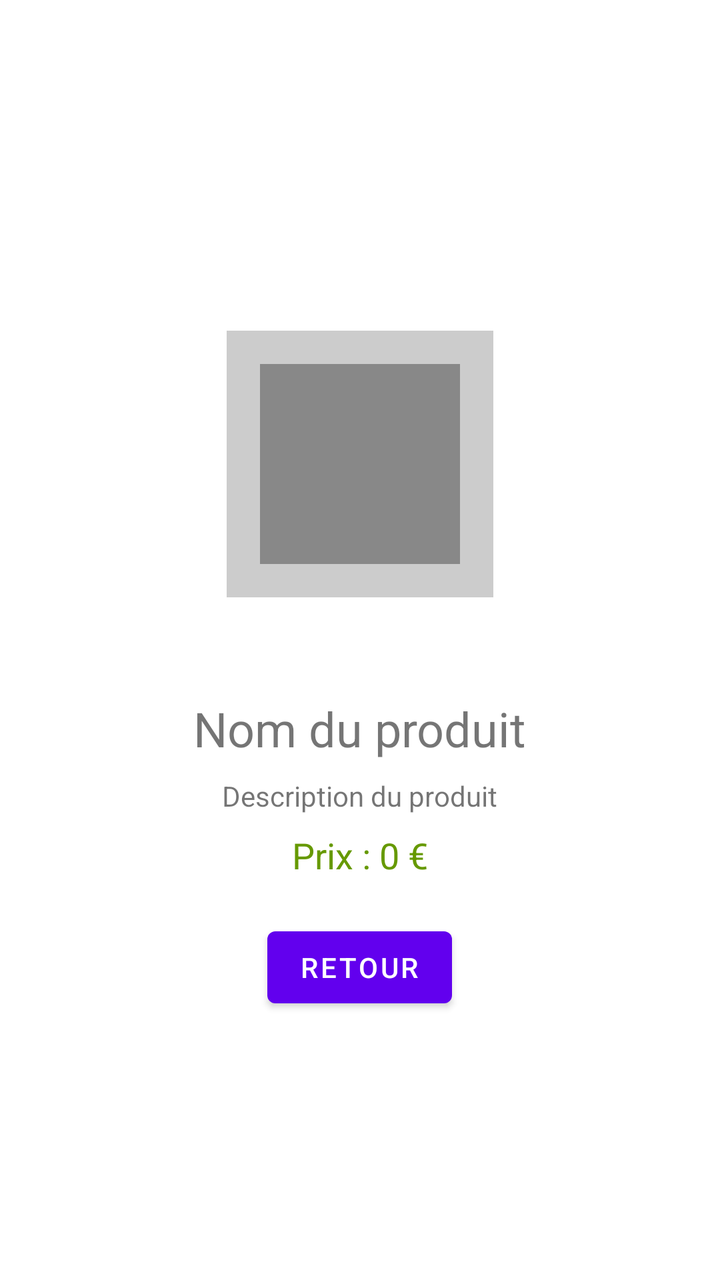
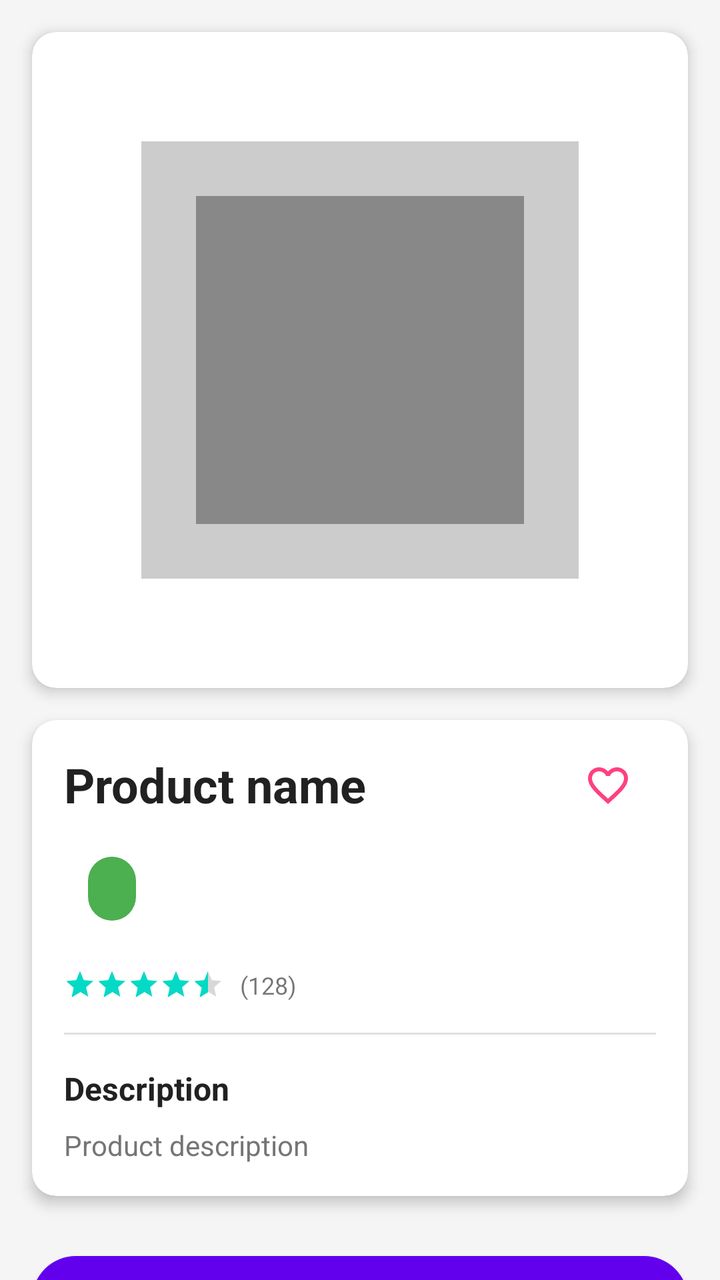

Before-and-after screenshots of an Android layout around one commit, followed by the original layout XML and the change that was made.
<!-- AndroidManifest.xml: application theme Theme.Clm_iot2 -->
<!-- res/layout/fragment_single_product.xml -->
<?xml version="1.0" encoding="utf-8"?>
<LinearLayout xmlns:android="http://schemas.android.com/apk/res/android"
              android:orientation="vertical"
              android:padding="16dp"
              android:gravity="center"
              android:layout_width="match_parent"
              android:layout_height="match_parent">

    <ImageView
            android:id="@+id/productImage"
            android:layout_width="200dp"
            android:layout_height="200dp"
            android:src="@drawable/ic_placeholder"
            android:layout_gravity="center" />

    <TextView
            android:id="@+id/productName"
            android:layout_width="wrap_content"
            android:layout_height="wrap_content"
            android:text="Nom du produit"
            android:textSize="24sp"
            android:layout_marginTop="16dp"/>

    <TextView
            android:id="@+id/productDescription"
            android:layout_width="wrap_content"
            android:layout_height="wrap_content"
            android:text="Description du produit"
            android:layout_marginTop="8dp"/>

    <TextView
            android:id="@+id/productPrice"
            android:layout_width="wrap_content"
            android:layout_height="wrap_content"
            android:text="Prix : 0 €"
            android:textSize="18sp"
            android:textColor="@android:color/holo_green_dark"
            android:layout_marginTop="8dp"/>

    <Button
            android:id="@+id/btnRetour"
            android:layout_width="wrap_content"
            android:layout_height="wrap_content"
            android:text="Retour"
            android:layout_marginTop="20dp"/>
</LinearLayout>
<!-- resources referenced by this layout -->
<resources>
  <!-- drawable ic_placeholder (drawable) -->
  <vector xmlns:android="http://schemas.android.com/apk/res/android"
          android:width="100dp"
          android:height="100dp"
          android:viewportWidth="24"
          android:viewportHeight="24">
      <path
              android:fillColor="#CCCCCC"
              android:pathData="M4 4h16v16H4z"/>
      <path
              android:fillColor="#888888"
              android:pathData="M6 6h12v12H6z"/>
  </vector>
  <style name="Theme.Clm_iot2" parent="Theme.MaterialComponents.DayNight.DarkActionBar">
          
          <item name="colorPrimary">@color/purple_500</item>
          <item name="colorPrimaryVariant">@color/purple_700</item>
          <item name="colorOnPrimary">@color/white</item>
          
          <item name="colorSecondary">@color/teal_200</item>
          <item name="colorSecondaryVariant">@color/teal_700</item>
          <item name="colorOnSecondary">@color/black</item>
          
          <item name="android:statusBarColor">?attr/colorPrimaryVariant</item>
          
      </style>
  <color name="purple_500">#FF6200EE</color>
  <color name="purple_700">#FF3700B3</color>
  <color name="white">#FFFFFF</color>
  <color name="teal_200">#FF03DAC5</color>
  <color name="teal_700">#FF018786</color>
  <color name="black">#000000</color>
</resources>

<!-- the commit's change to res/layout/fragment_single_product.xml (unified diff, before → after) -->
@@ -1,46 +1,166 @@
 <?xml version="1.0" encoding="utf-8"?>
-<LinearLayout xmlns:android="http://schemas.android.com/apk/res/android"
-              android:orientation="vertical"
-              android:padding="16dp"
-              android:gravity="center"
-              android:layout_width="match_parent"
-              android:layout_height="match_parent">
+<androidx.core.widget.NestedScrollView
+        xmlns:android="http://schemas.android.com/apk/res/android"
+        xmlns:app="http://schemas.android.com/apk/res-auto"
+        xmlns:tools="http://schemas.android.com/tools"
+        android:layout_width="match_parent"
+        android:layout_height="match_parent"
+        android:background="@color/background"
+        android:fillViewport="true">
 
-    <ImageView
-            android:id="@+id/productImage"
-            android:layout_width="200dp"
-            android:layout_height="200dp"
-            android:src="@drawable/ic_placeholder"
-            android:layout_gravity="center" />
+    <androidx.constraintlayout.widget.ConstraintLayout
+            android:layout_width="match_parent"
+            android:layout_height="wrap_content"
+            android:paddingBottom="24dp">
 
-    <TextView
-            android:id="@+id/productName"
-            android:layout_width="wrap_content"
-            android:layout_height="wrap_content"
-            android:text="Nom du produit"
-            android:textSize="24sp"
-            android:layout_marginTop="16dp"/>
+        
+        <com.google.android.material.card.MaterialCardView
+                android:id="@+id/imageCardView"
+                android:layout_width="match_parent"
+                android:layout_height="wrap_content"
+                android:layout_marginHorizontal="16dp"
+                android:layout_marginTop="16dp"
+                app:cardCornerRadius="12dp"
+                app:cardElevation="4dp"
+                app:layout_constraintTop_toTopOf="parent"
+                app:layout_constraintStart_toStartOf="parent"
+                app:layout_constraintEnd_toEndOf="parent">
 
-    <TextView
-            android:id="@+id/productDescription"
-            android:layout_width="wrap_content"
-            android:layout_height="wrap_content"
-            android:text="Description du produit"
-            android:layout_marginTop="8dp"/>
+            <ImageView
+                    android:id="@+id/productImage"
+                    android:layout_width="match_parent"
+                    android:layout_height="wrap_content"
+                    android:scaleType="centerCrop"
+                    android:src="@drawable/ic_placeholder"
+                    android:contentDescription="@string/product_image_description"
+                    android:adjustViewBounds="true" />
+        </com.google.android.material.card.MaterialCardView>
 
-    <TextView
-            android:id="@+id/productPrice"
-            android:layout_width="wrap_content"
-            android:layout_height="wrap_content"
-            android:text="Prix : 0 €"
-            android:textSize="18sp"
-            android:textColor="@android:color/holo_green_dark"
-            android:layout_marginTop="8dp"/>
+        <com.google.android.material.card.MaterialCardView
+                android:id="@+id/productInfoCard"
+                android:layout_width="match_parent"
+                android:layout_height="wrap_content"
+                android:layout_marginHorizontal="16dp"
+                android:layout_marginTop="16dp"
+                app:cardCornerRadius="12dp"
+                app:cardElevation="4dp"
+                app:layout_constraintTop_toBottomOf="@id/imageCardView"
+                app:layout_constraintStart_toStartOf="parent"
+                app:layout_constraintEnd_toEndOf="parent">
 
-    <Button
-            android:id="@+id/btnRetour"
-            android:layout_width="wrap_content"
-            android:layout_height="wrap_content"
-            android:text="Retour"
-            android:layout_marginTop="20dp"/>
-</LinearLayout>
+            <androidx.constraintlayout.widget.ConstraintLayout
+                    android:layout_width="match_parent"
+                    android:layout_height="wrap_content"
+                    android:padding="16dp">
+
+                <TextView
+                        android:id="@+id/productName"
+                        android:layout_width="0dp"
+                        android:layout_height="wrap_content"
+                        android:text="@string/product_name"
+                        android:textSize="24sp"
+                        android:textStyle="bold"
+                        android:textColor="@color/text_primary"
+                        app:layout_constraintTop_toTopOf="parent"
+                        app:layout_constraintStart_toStartOf="parent"
+                        app:layout_constraintEnd_toStartOf="@id/favoriteIcon" />
+
+                <ImageButton
+                        android:id="@+id/favoriteIcon"
+                        android:layout_width="48dp"
+                        android:layout_height="48dp"
+                        android:src="@drawable/ic_favorite_border"
+                        android:background="?attr/selectableItemBackgroundBorderless"
+                        app:tint="@color/accent"
+                        app:layout_constraintTop_toTopOf="@id/productName"
+                        app:layout_constraintBottom_toBottomOf="@id/productName"
+                        app:layout_constraintEnd_toEndOf="parent" />
+
+                <com.google.android.material.chip.Chip
+                        android:id="@+id/productPrice"
+                        android:layout_width="wrap_content"
+                        android:layout_height="wrap_content"
+                        android:textStyle="bold"
+                        app:chipBackgroundColor="@color/price_background"
+                        app:chipStrokeWidth="0dp"
+                        android:textColor="@color/white"
+                        android:layout_marginTop="12dp"
+                        app:layout_constraintTop_toBottomOf="@id/productName"
+                        app:layout_constraintStart_toStartOf="parent" />
+
+                <RatingBar
+                        android:id="@+id/productRating"
+                        style="?android:attr/ratingBarStyleSmall"
+                        android:layout_width="wrap_content"
+                        android:layout_height="wrap_content"
+                        android:rating="4.5"
+                        android:layout_marginTop="16dp"
+                        app:layout_constraintTop_toBottomOf="@id/productPrice"
+                        app:layout_constraintStart_toStartOf="parent" />
+
+                <TextView
+                        android:id="@+id/ratingCount"
+                        android:layout_width="wrap_content"
+                        android:layout_height="wrap_content"
+                        android:text="(128)"
+                        android:textSize="12sp"
+                        android:layout_marginStart="8dp"
+                        app:layout_constraintTop_toTopOf="@id/productRating"
+                        app:layout_constraintBottom_toBottomOf="@id/productRating"
+                        app:layout_constraintStart_toEndOf="@id/productRating" />
+
+                <View
+                        android:id="@+id/divider"
+                        android:layout_width="0dp"
+                        android:layout_height="1dp"
+                        android:background="@color/divider"
+                        android:layout_marginTop="16dp"
+                        app:layout_constraintTop_toBottomOf="@id/productRating"
+                        app:layout_constraintStart_toStartOf="parent"
+                        app:layout_constraintEnd_toEndOf="parent" />
+
+                <TextView
+                        android:id="@+id/descriptionTitle"
+                        android:layout_width="0dp"
+                        android:layout_height="wrap_content"
+                        android:text="@string/description_title"
+                        android:textStyle="bold"
+                        android:textSize="16sp"
+                        android:textColor="@color/text_primary"
+                        android:layout_marginTop="16dp"
+                        app:layout_constraintTop_toBottomOf="@id/divider"
+                        app:layout_constraintStart_toStartOf="parent"
+                        app:layout_constraintEnd_toEndOf="parent" />
+
+                <TextView
+                        android:id="@+id/productDescription"
+                        android:layout_width="0dp"
+                        android:layout_height="wrap_content"
+                        android:text="@string/product_description"
+                        android:textSize="14sp"
+                        android:lineSpacingExtra="4dp"
+                        android:textColor="@color/text_secondary"
+                        android:layout_marginTop="8dp"
+                        app:layout_constraintTop_toBottomOf="@id/descriptionTitle"
+                        app:layout_constraintStart_toStartOf="parent"
+                        app:layout_constraintEnd_toEndOf="parent" />
+            </androidx.constraintlayout.widget.ConstraintLayout>
+        </com.google.android.material.card.MaterialCardView>
+
+        <com.google.android.material.button.MaterialButton
+                android:id="@+id/btnAddToCart"
+                android:layout_width="0dp"
+                android:layout_height="56dp"
+                android:text="@string/add_to_cart"
+                android:textAllCaps="false"
+                app:cornerRadius="28dp"
+                app:icon="@drawable/ic_cart"
+                app:iconGravity="textStart"
+                android:layout_marginTop="24dp"
+                android:layout_marginHorizontal="16dp"
+                app:layout_constraintTop_toBottomOf="@id/productInfoCard"
+                app:layout_constraintStart_toStartOf="parent"
+                app:layout_constraintEnd_toEndOf="parent" />
+
+    </androidx.constraintlayout.widget.ConstraintLayout>
+</androidx.core.widget.NestedScrollView>
<!-- resource entries referenced after the edit -->
@@ -1,5 +1,11 @@
 <!-- resources referenced by this layout -->
 <resources>
+  <color name="accent">#FF4081</color>
+  <color name="background">#F5F5F5</color>
+  <color name="divider">#E0E0E0</color>
+  <color name="price_background">#4CAF50</color>
+  <color name="text_primary">#212121</color>
+  <color name="text_secondary">#757575</color>
   <!-- drawable ic_placeholder (drawable) -->
   <vector xmlns:android="http://schemas.android.com/apk/res/android"
           android:width="100dp"
@@ -13,6 +19,11 @@
               android:fillColor="#888888"
               android:pathData="M6 6h12v12H6z"/>
   </vector>
+  <string name="add_to_cart">Ajouter au panier</string>
+  <string name="description_title">Description</string>
+  <string name="product_description">Product description</string>
+  <string name="product_image_description">Image du produit</string>
+  <string name="product_name">Product name</string>
   <style name="Theme.Clm_iot2" parent="Theme.MaterialComponents.DayNight.DarkActionBar">
           
           <item name="colorPrimary">@color/purple_500</item>
@@ -29,6 +40,28 @@
   <color name="purple_500">#FF6200EE</color>
   <color name="purple_700">#FF3700B3</color>
   <color name="white">#FFFFFF</color>
+  <!-- drawable ic_cart (drawable) -->
+  <vector xmlns:android="http://schemas.android.com/apk/res/android"
+          android:width="24dp"
+          android:height="24dp"
+          android:viewportWidth="24.0"
+          android:viewportHeight="24.0"
+          android:tint="?attr/colorControlNormal">
+      <path
+              android:fillColor="@android:color/white"
+              android:pathData="M7,18c-1.1,0 -1.99,0.9 -1.99,2S5.9,22 7,22s2,-0.9 2,-2 -0.9,-2 -2,-2zM1,2v2h2l3.6,7.59 -1.35,2.45c-0.16,0.28 -0.25,0.61 -0.25,0.96 0,1.1 0.9,2 2,2h12v-2L7.42,15c-0.14,0 -0.25,-0.11 -0.25,-0.25l0.03,-0.12 0.9,-1.63h7.45c0.75,0 1.41,-0.41 1.75,-1.03l3.58,-6.49c0.08,-0.14 0.12,-0.31 0.12,-0.48 0,-0.55 -0.45,-1 -1,-1L5.21,4l-0.94,-2L1,2zM17,18c-1.1,0 -1.99,0.9 -1.99,2s0.89,2 1.99,2 2,-0.9 2,-2 -0.9,-2 -2,-2z"/>
+  </vector>
+  <!-- drawable ic_favorite_border (drawable) -->
+  <vector xmlns:android="http://schemas.android.com/apk/res/android"
+          android:width="24dp"
+          android:height="24dp"
+          android:viewportWidth="24.0"
+          android:viewportHeight="24.0"
+          android:tint="?attr/colorControlNormal">
+      <path
+              android:fillColor="@android:color/white"
+              android:pathData="M16.5,3c-1.74,0 -3.41,0.81 -4.5,2.09C10.91,3.81 9.24,3 7.5,3 4.42,3 2,5.42 2,8.5c0,3.78 3.4,6.86 8.55,11.54L12,21.35l1.45,-1.32C18.6,15.36 22,12.28 22,8.5 22,5.42 19.58,3 16.5,3zM12.1,18.55l-0.1,0.1 -0.1,-0.1C7.14,14.24 4,11.39 4,8.5 4,6.5 5.5,5 7.5,5c1.54,0 3.04,0.99 3.57,2.36h1.87C13.46,5.99 14.96,5 16.5,5c2,0 3.5,1.5 3.5,3.5 0,2.89 -3.14,5.74 -7.9,10.05z"/>
+  </vector>
   <color name="teal_200">#FF03DAC5</color>
   <color name="teal_700">#FF018786</color>
   <color name="black">#000000</color>
